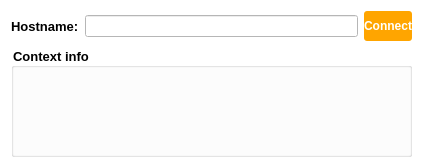
Above: ui/connect.ui from analogdevicesinc/scopy before the change. Below: the same form after it.
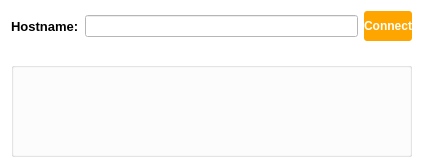
That is the form after the change.

Diff of the .ui file:
```diff
--- a/ui/connect.ui
+++ b/ui/connect.ui
@@ -77,6 +77,7 @@
       <string notr="true">QGroupBox {
 font: 75 10pt ;
 font-weight: bold;
+color:white
 }
 </string>
      </property>
```
Left out of the diff: 3 changed lines with no effect on the pictures.
